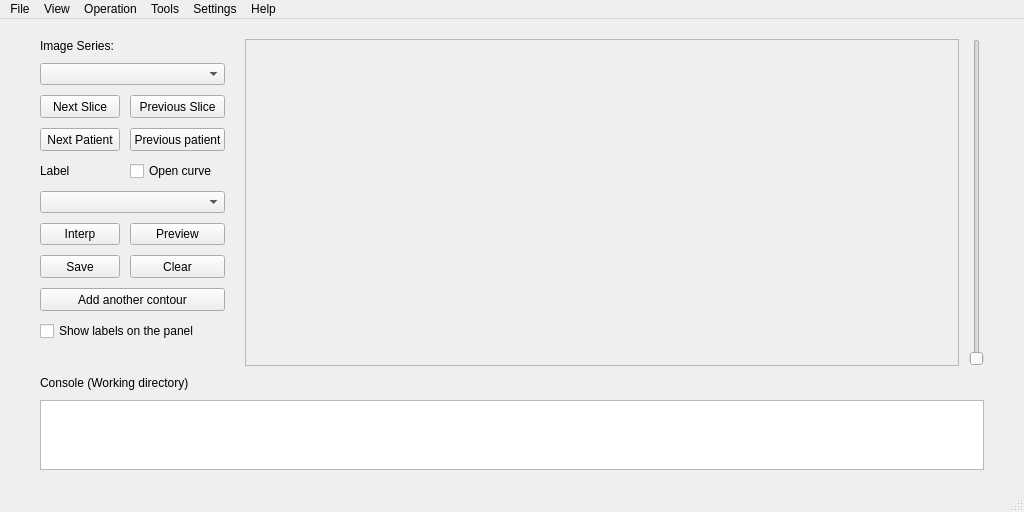
Old version of the form labelSys/ui/mainWindow.ui in the repository MenxLi/LabelSys.
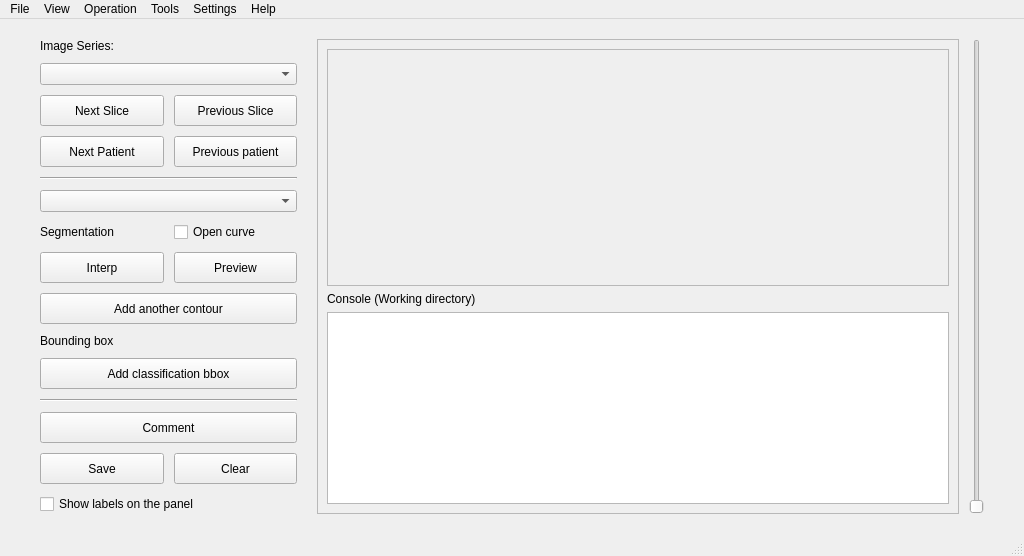
New version of the form.

What changed in the file:
```diff
--- a/labelSys/ui/mainWindow.ui
+++ b/labelSys/ui/mainWindow.ui
@@ -7,7 +7,7 @@
     <x>0</x>
     <y>0</y>
     <width>1024</width>
-    <height>512</height>
+    <height>556</height>
    </rect>
   </property>
   <property name="sizePolicy">
@@ -20,7 +20,7 @@
    <string>LabelSys</string>
   </property>
   <widget class="QWidget" name="central_widget">
-   <layout class="QVBoxLayout" name="verticalLayout" stretch="6,1">
+   <layout class="QVBoxLayout" name="verticalLayout" stretch="6">
     <property name="spacing">
      <number>10</number>
     </property>
@@ -37,7 +37,7 @@
      <number>20</number>
     </property>
     <item>
-     <layout class="QHBoxLayout" name="hframe_im_btn" stretch="1,0,5,0">
+     <layout class="QHBoxLayout" name="hframe_im_btn" stretch="2,0,5,0">
       <item>
        <layout class="QGridLayout" name="grid_btns">
         <property name="sizeConstraint">
@@ -50,8 +50,77 @@
          <number>0</number>
         </property>
         <property name="bottomMargin">
-         <number>25</number>
+         <number>0</number>
         </property>
+        <item row="7" column="0">
+         <widget class="QLabel" name="lbl_segmentation">
+          <property name="sizePolicy">
+           <sizepolicy hsizetype="Preferred" vsizetype="Fixed">
+            <horstretch>0</horstretch>
+            <verstretch>0</verstretch>
+           </sizepolicy>
+          </property>
+          <property name="text">
+           <string>Segmentation</string>
+          </property>
+         </widget>
+        </item>
+        <item row="14" column="1">
+         <widget class="QPushButton" name="btn_clear">
+          <property name="sizePolicy">
+           <sizepolicy hsizetype="Preferred" vsizetype="Preferred">
+            <horstretch>0</horstretch>
+            <verstretch>0</verstretch>
+           </sizepolicy>
+          </property>
+          <property name="maximumSize">
+           <size>
+            <width>150</width>
+            <height>60</height>
+           </size>
+          </property>
+          <property name="text">
+           <string>Clear</string>
+          </property>
+         </widget>
+        </item>
+        <item row="16" column="0" colspan="2">
+         <widget class="QCheckBox" name="check_preview">
+          <property name="font">
+           <font>
+            <pointsize>9</pointsize>
+           </font>
+          </property>
+          <property name="text">
+           <string>Show labels on the panel</string>
+          </property>
+         </widget>
+        </item>
+        <item row="2" column="0">
+         <widget class="QPushButton" name="btn_next_slice">
+          <property name="sizePolicy">
+           <sizepolicy hsizetype="Preferred" vsizetype="Preferred">
+            <horstretch>0</horstretch>
+            <verstretch>0</verstretch>
+           </sizepolicy>
+          </property>
+          <property name="minimumSize">
+           <size>
+            <width>0</width>
+            <height>0</height>
+           </size>
+          </property>
+          <property name="maximumSize">
+           <size>
+            <width>150</width>
+            <height>60</height>
+           </size>
+          </property>
+          <property name="text">
+           <string>Next Slice</string>
+          </property>
+         </widget>
+        </item>
         <item row="0" column="0">
          <widget class="QLabel" name="lbl_series">
           <property name="sizePolicy">
@@ -65,10 +134,74 @@
           </property>
          </widget>
         </item>
+        <item row="9" column="0" colspan="2">
+         <widget class="QPushButton" name="btn_add_cnt">
+          <property name="sizePolicy">
+           <sizepolicy hsizetype="Preferred" vsizetype="Preferred">
+            <horstretch>0</horstretch>
+            <verstretch>0</verstretch>
+           </sizepolicy>
+          </property>
+          <property name="minimumSize">
+           <size>
+            <width>0</width>
+            <height>0</height>
+           </size>
+          </property>
+          <property name="maximumSize">
+           <size>
+            <width>300</width>
+            <height>60</height>
+           </size>
+          </property>
+          <property name="text">
+           <string>Add another contour</string>
+          </property>
+         </widget>
+        </item>
+        <item row="11" column="0" colspan="2">
+         <widget class="QPushButton" name="btn_add_bbox">
+          <property name="maximumSize">
+           <size>
+            <width>300</width>
+            <height>60</height>
+           </size>
+          </property>
+          <property name="text">
+           <string>Add classification bbox</string>
+          </property>
+         </widget>
+        </item>
+        <item row="5" column="0" colspan="2">
+         <widget class="Line" name="line_2">
+          <property name="orientation">
+           <enum>Qt::Horizontal</enum>
+          </property>
+         </widget>
+        </item>
+        <item row="8" column="1">
+         <widget class="QPushButton" name="btn_preview">
+          <property name="sizePolicy">
+           <sizepolicy hsizetype="Preferred" vsizetype="Preferred">
+            <horstretch>0</horstretch>
+            <verstretch>0</verstretch>
+           </sizepolicy>
+          </property>
+          <property name="maximumSize">
+           <size>
+            <width>150</width>
+            <height>60</height>
+           </size>
+          </property>
+          <property name="text">
+           <string>Preview</string>
+          </property>
+         </widget>
+        </item>
         <item row="4" column="1">
          <widget class="QPushButton" name="btn_prev_patient">
           <property name="sizePolicy">
-           <sizepolicy hsizetype="Minimum" vsizetype="Preferred">
+           <sizepolicy hsizetype="Preferred" vsizetype="Preferred">
             <horstretch>0</horstretch>
             <verstretch>0</verstretch>
            </sizepolicy>
@@ -82,7 +215,7 @@
           <property name="maximumSize">
            <size>
             <width>150</width>
-            <height>50</height>
+            <height>60</height>
            </size>
           </property>
           <property name="text">
@@ -90,109 +223,10 @@
           </property>
          </widget>
         </item>
-        <item row="1" column="0" colspan="2">
-         <widget class="QComboBox" name="combo_series">
-          <property name="sizePolicy">
-           <sizepolicy hsizetype="Preferred" vsizetype="Fixed">
-            <horstretch>0</horstretch>
-            <verstretch>0</verstretch>
-           </sizepolicy>
-          </property>
-         </widget>
-        </item>
-        <item row="2" column="0">
-         <widget class="QPushButton" name="btn_next_slice">
-          <property name="sizePolicy">
-           <sizepolicy hsizetype="Minimum" vsizetype="Preferred">
-            <horstretch>0</horstretch>
-            <verstretch>0</verstretch>
-           </sizepolicy>
-          </property>
-          <property name="minimumSize">
-           <size>
-            <width>0</width>
-            <height>0</height>
-           </size>
-          </property>
-          <property name="maximumSize">
-           <size>
-            <width>150</width>
-            <height>50</height>
-           </size>
-          </property>
-          <property name="text">
-           <string>Next Slice</string>
-          </property>
-         </widget>
-        </item>
-        <item row="2" column="1">
-         <widget class="QPushButton" name="btn_prev_slice">
-          <property name="sizePolicy">
-           <sizepolicy hsizetype="Minimum" vsizetype="Preferred">
-            <horstretch>0</horstretch>
-            <verstretch>0</verstretch>
-           </sizepolicy>
-          </property>
-          <property name="minimumSize">
-           <size>
-            <width>0</width>
-            <height>0</height>
-           </size>
-          </property>
-          <property name="maximumSize">
-           <size>
-            <width>150</width>
-            <height>50</height>
-           </size>
-          </property>
-          <property name="text">
-           <string>Previous Slice</string>
-          </property>
-         </widget>
-        </item>
-        <item row="8" column="1">
-         <widget class="QPushButton" name="btn_clear">
-          <property name="sizePolicy">
-           <sizepolicy hsizetype="Minimum" vsizetype="Preferred">
-            <horstretch>0</horstretch>
-            <verstretch>0</verstretch>
-           </sizepolicy>
-          </property>
-          <property name="maximumSize">
-           <size>
-            <width>150</width>
-            <height>50</height>
-           </size>
-          </property>
-          <property name="text">
-           <string>Clear</string>
-          </property>
-         </widget>
-        </item>
-        <item row="5" column="1">
-         <widget class="QCheckBox" name="check_crv">
-          <property name="text">
-           <string>Open curve</string>
-          </property>
-         </widget>
-        </item>
-        <item row="5" column="0">
-         <widget class="QLabel" name="lbl_label">
-          <property name="sizePolicy">
-           <sizepolicy hsizetype="Preferred" vsizetype="Fixed">
-            <horstretch>0</horstretch>
-            <verstretch>0</verstretch>
-           </sizepolicy>
-          </property>
-          <property name="text">
-           <string>Label</string>
-          </property>
-         </widget>
-        </item>
         <item row="4" column="0">
          <widget class="QPushButton" name="btn_next_patient">
           <property name="sizePolicy">
-           <sizepolicy hsizetype="Minimum" vsizetype="Preferred">
+           <sizepolicy hsizetype="Preferred" vsizetype="Preferred">
             <horstretch>0</horstretch>
             <verstretch>0</verstretch>
            </sizepolicy>
@@ -206,7 +240,7 @@
           <property name="maximumSize">
            <size>
             <width>150</width>
-            <height>50</height>
+            <height>60</height>
            </size>
           </property>
           <property name="text">
@@ -214,10 +248,48 @@
           </property>
          </widget>
         </item>
-        <item row="7" column="0">
+        <item row="2" column="1">
+         <widget class="QPushButton" name="btn_prev_slice">
+          <property name="sizePolicy">
+           <sizepolicy hsizetype="Preferred" vsizetype="Preferred">
+            <horstretch>0</horstretch>
+            <verstretch>0</verstretch>
+           </sizepolicy>
+          </property>
+          <property name="minimumSize">
+           <size>
+            <width>0</width>
+            <height>0</height>
+           </size>
+          </property>
+          <property name="maximumSize">
+           <size>
+            <width>150</width>
+            <height>60</height>
+           </size>
+          </property>
+          <property name="text">
+           <string>Previous Slice</string>
+          </property>
+         </widget>
+        </item>
+        <item row="10" column="0" colspan="2">
+         <widget class="QLabel" name="lbl_bbox">
+          <property name="sizePolicy">
+           <sizepolicy hsizetype="Preferred" vsizetype="Fixed">
+            <horstretch>0</horstretch>
+            <verstretch>0</verstretch>
+           </sizepolicy>
+          </property>
+          <property name="text">
+           <string>Bounding box</string>
+          </property>
+         </widget>
+        </item>
+        <item row="8" column="0">
          <widget class="QPushButton" name="btn_interp">
           <property name="sizePolicy">
-           <sizepolicy hsizetype="Minimum" vsizetype="Preferred">
+           <sizepolicy hsizetype="Preferred" vsizetype="Preferred">
             <horstretch>0</horstretch>
             <verstretch>0</verstretch>
            </sizepolicy>
@@ -225,7 +297,7 @@
           <property name="maximumSize">
            <size>
             <width>150</width>
-            <height>50</height>
+            <height>60</height>
            </size>
           </property>
           <property name="text">
@@ -233,38 +305,27 @@
           </property>
          </widget>
         </item>
-        <item row="10" column="0" colspan="2">
-         <widget class="QPushButton" name="btn_add_cnt">
-          <property name="sizePolicy">
-           <sizepolicy hsizetype="Minimum" vsizetype="Preferred">
-            <horstretch>0</horstretch>
-            <verstretch>0</verstretch>
-           </sizepolicy>
+        <item row="12" column="0" colspan="2">
+         <widget class="Line" name="line_3">
+          <property name="orientation">
+           <enum>Qt::Horizontal</enum>
           </property>
-          <property name="minimumSize">
-           <size>
-            <width>0</width>
-            <height>0</height>
-           </size>
-          </property>
-          <property name="maximumSize">
-           <size>
-            <width>300</width>
-            <height>50</height>
-           </size>
-          </property>
+         </widget>
+        </item>
+        <item row="7" column="1">
+         <widget class="QCheckBox" name="check_crv">
           <property name="text">
-           <string>Add another contour</string>
+           <string>Open curve</string>
           </property>
          </widget>
         </item>
         <item row="6" column="0" colspan="2">
          <widget class="QComboBox" name="combo_label"/>
         </item>
-        <item row="8" column="0">
+        <item row="14" column="0">
          <widget class="QPushButton" name="btn_save">
           <property name="sizePolicy">
-           <sizepolicy hsizetype="Minimum" vsizetype="Preferred">
+           <sizepolicy hsizetype="Preferred" vsizetype="Preferred">
             <horstretch>0</horstretch>
             <verstretch>0</verstretch>
            </sizepolicy>
@@ -278,7 +339,7 @@
           <property name="maximumSize">
            <size>
             <width>150</width>
-            <height>50</height>
+            <height>60</height>
            </size>
           </property>
           <property name="toolTip">
@@ -289,28 +350,32 @@
           </property>
          </widget>
         </item>
-        <item row="7" column="1">
-         <widget class="QPushButton" name="btn_preview">
+        <item row="1" column="0" colspan="2">
+         <widget class="QComboBox" name="combo_series">
           <property name="sizePolicy">
-           <sizepolicy hsizetype="Minimum" vsizetype="Preferred">
+           <sizepolicy hsizetype="Preferred" vsizetype="Fixed">
             <horstretch>0</horstretch>
             <verstretch>0</verstretch>
            </sizepolicy>
           </property>
-          <property name="text">
-           <string>Preview</string>
-          </property>
          </widget>
         </item>
-        <item row="11" column="0" colspan="2">
-         <widget class="QCheckBox" name="check_preview">
-          <property name="font">
-           <font>
-            <pointsize>9</pointsize>
-           </font>
+        <item row="13" column="0" colspan="2">
+         <widget class="QPushButton" name="btn_comment">
+          <property name="sizePolicy">
+           <sizepolicy hsizetype="Preferred" vsizetype="Preferred">
+            <horstretch>0</horstretch>
+            <verstretch>0</verstretch>
+           </sizepolicy>
+          </property>
+          <property name="maximumSize">
+           <size>
+            <width>300</width>
+            <height>60</height>
+           </size>
           </property>
           <property name="text">
-           <string>Show labels on the panel</string>
+           <string>Comment</string>
           </property>
          </widget>
         </item>
@@ -333,13 +398,68 @@
        </spacer>
       </item>
       <item>
-       <widget class="QFrame" name="im_frame">
+       <widget class="QFrame" name="left_frame">
         <property name="frameShape">
          <enum>QFrame::StyledPanel</enum>
         </property>
         <property name="frameShadow">
          <enum>QFrame::Raised</enum>
         </property>
+        <layout class="QVBoxLayout" name="verticalLayout_3">
+         <item>
+          <layout class="QVBoxLayout" name="left_vLayout" stretch="1,0">
+           <property name="sizeConstraint">
+            <enum>QLayout::SetDefaultConstraint</enum>
+           </property>
+           <item>
+            <widget class="QFrame" name="im_frame">
+             <property name="sizePolicy">
+              <sizepolicy hsizetype="Preferred" vsizetype="Expanding">
+               <horstretch>0</horstretch>
+               <verstretch>1</verstretch>
+              </sizepolicy>
+             </property>
+             <property name="frameShape">
+              <enum>QFrame::StyledPanel</enum>
+             </property>
+             <property name="frameShadow">
+              <enum>QFrame::Raised</enum>
+             </property>
+            </widget>
+           </item>
+           <item>
+            <layout class="QVBoxLayout" name="vframe_botom">
+             <property name="sizeConstraint">
+              <enum>QLayout::SetDefaultConstraint</enum>
+             </property>
+             <item>
+              <widget class="QLabel" name="lbl_wd">
+               <property name="sizePolicy">
+                <sizepolicy hsizetype="Preferred" vsizetype="Minimum">
+                 <horstretch>0</horstretch>
+                 <verstretch>0</verstretch>
+                </sizepolicy>
+               </property>
+               <property name="text">
+                <string>Console (Working directory)</string>
+               </property>
+              </widget>
+             </item>
+             <item>
+              <widget class="QTextBrowser" name="tb_console">
+               <property name="sizePolicy">
+                <sizepolicy hsizetype="Expanding" vsizetype="Minimum">
+                 <horstretch>0</horstretch>
+                 <verstretch>0</verstretch>
+                </sizepolicy>
+               </property>
+              </widget>
+             </item>
+            </layout>
+           </item>
+          </layout>
+         </item>
+        </layout>
        </widget>
       </item>
       <item>
@@ -357,29 +477,6 @@
       </item>
      </layout>
     </item>
-    <item>
-     <layout class="QVBoxLayout" name="vframe_botom">
-      <property name="sizeConstraint">
-       <enum>QLayout::SetDefaultConstraint</enum>
-      </property>
-      <item>
-       <widget class="QLabel" name="lbl_wd">
-        <property name="sizePolicy">
-         <sizepolicy hsizetype="Preferred" vsizetype="Fixed">
-          <horstretch>0</horstretch>
-          <verstretch>0</verstretch>
-         </sizepolicy>
-        </property>
-        <property name="text">
-         <string>Console (Working directory)</string>
-        </property>
-       </widget>
-      </item>
-      <item>
-       <widget class="QTextBrowser" name="tb_console"/>
-      </item>
-     </layout>
-    </item>
    </layout>
   </widget>
   <widget class="QMenuBar" name="menu_bar">
```
Left out of the diff: 14 changed lines with no effect on the pictures.
